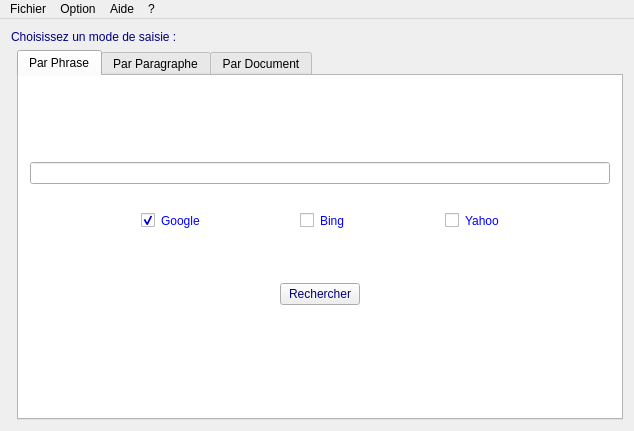
Lorette/Antiplagiat, file Prototypes/AntiPlagia/src/Antiplagia/Formulaires/ihm.ui: the form before one commit.
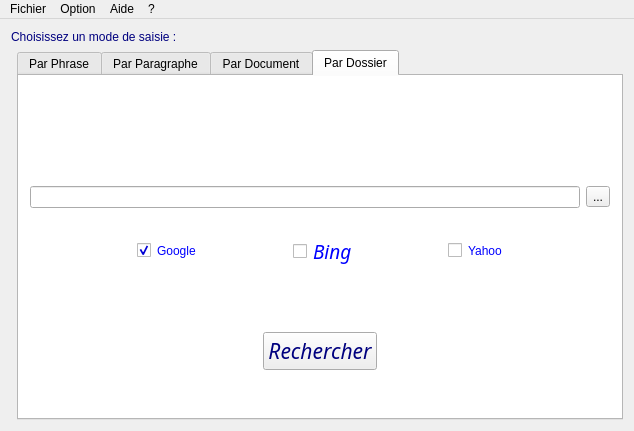
The form after the commit. The open tabs and pages were chosen to show the change. Icons and pictures are not drawn.

Commit message: Mise a jour ihm + fonctionnalité "Par dossier"

The edit to the form file:
```diff
--- a/Prototypes/AntiPlagia/src/Antiplagia/Formulaires/ihm.ui
+++ b/Prototypes/AntiPlagia/src/Antiplagia/Formulaires/ihm.ui
@@ -726,6 +726,251 @@
           </item>
          </layout>
         </widget>
+        <widget class="QWidget" name="tab_6">
+         <attribute name="title">
+          <string>Par Dossier</string>
+         </attribute>
+         <layout class="QGridLayout" name="gridLayout_5">
+          <item row="2" column="0" colspan="2">
+           <widget class="QLabel" name="label_8">
+            <property name="text">
+             <string/>
+            </property>
+            <property name="pixmap">
+             <pixmap resource="../Ressources/antiplagia.qrc">:/Images/p2.jpg</pixmap>
+            </property>
+            <property name="alignment">
+             <set>Qt::AlignCenter</set>
+            </property>
+           </widget>
+          </item>
+          <item row="4" column="1">
+           <widget class="QToolButton" name="toolButton_3">
+            <property name="styleSheet">
+             <string notr="true"/>
+            </property>
+            <property name="text">
+             <string>...</string>
+            </property>
+           </widget>
+          </item>
+          <item row="4" column="0">
+           <widget class="QLineEdit" name="lineEdit_5">
+            <property name="styleSheet">
+             <string notr="true"/>
+            </property>
+            <property name="readOnly">
+             <bool>true</bool>
+            </property>
+           </widget>
+          </item>
+          <item row="5" column="0" colspan="2">
+           <widget class="QGroupBox" name="groupBox_4">
+            <property name="styleSheet">
+             <string notr="true">border:none;
+font: italic 12pt &quot;Monotype Corsiva&quot;;
+color: rgb(0, 0, 255);</string>
+            </property>
+            <property name="title">
+             <string/>
+            </property>
+            <layout class="QVBoxLayout" name="verticalLayout_10">
+             <property name="topMargin">
+              <number>3</number>
+             </property>
+             <property name="bottomMargin">
+              <number>22</number>
+             </property>
+             <item>
+              <layout class="QHBoxLayout" name="horizontalLayout_6">
+               <property name="spacing">
+                <number>0</number>
+               </property>
+               <property name="leftMargin">
+                <number>0</number>
+               </property>
+               <item>
+                <spacer name="horizontalSpacer_25">
+                 <property name="orientation">
+                  <enum>Qt::Horizontal</enum>
+                 </property>
+                 <property name="sizeHint" stdset="0">
+                  <size>
+                   <width>40</width>
+                   <height>20</height>
+                  </size>
+                 </property>
+                </spacer>
+               </item>
+               <item>
+                <widget class="QCheckBox" name="checkBox_13">
+                 <property name="enabled">
+                  <bool>true</bool>
+                 </property>
+                 <property name="styleSheet">
+                  <string notr="true">color: rgb(0, 0, 255);
+font: italic 14pt &quot;Monotype Corsiva&quot;;</string>
+                 </property>
+                 <property name="text">
+                  <string>Google</string>
+                 </property>
+                 <property name="checked">
+                  <bool>true</bool>
+                 </property>
+                </widget>
+               </item>
+               <item>
+                <spacer name="horizontalSpacer_26">
+                 <property name="orientation">
+                  <enum>Qt::Horizontal</enum>
+                 </property>
+                 <property name="sizeHint" stdset="0">
+                  <size>
+                   <width>40</width>
+                   <height>20</height>
+                  </size>
+                 </property>
+                </spacer>
+               </item>
+               <item>
+                <widget class="QCheckBox" name="checkBox_14">
+                 <property name="enabled">
+                  <bool>true</bool>
+                 </property>
+                 <property name="font">
+                  <font>
+                   <family>Monotype Corsiva</family>
+                   <pointsize>14</pointsize>
+                   <weight>50</weight>
+                   <italic>true</italic>
+                   <bold>false</bold>
+                  </font>
+                 </property>
+                 <property name="styleSheet">
+                  <string notr="true">color: rgb(0, 0, 255);
+font: italic 14pt &quot;Monotype Corsiva&quot;;</string>
+                 </property>
+                 <property name="text">
+                  <string>Bing</string>
+                 </property>
+                </widget>
+               </item>
+               <item>
+                <spacer name="horizontalSpacer_27">
+                 <property name="orientation">
+                  <enum>Qt::Horizontal</enum>
+                 </property>
+                 <property name="sizeHint" stdset="0">
+                  <size>
+                   <width>40</width>
+                   <height>20</height>
+                  </size>
+                 </property>
+                </spacer>
+               </item>
+               <item>
+                <widget class="QCheckBox" name="checkBox_15">
+                 <property name="enabled">
+                  <bool>true</bool>
+                 </property>
+                 <property name="styleSheet">
+                  <string notr="true">font: italic 14pt &quot;Monotype Corsiva&quot;;
+color: rgb(0, 0, 255);</string>
+                 </property>
+                 <property name="text">
+                  <string>Yahoo</string>
+                 </property>
+                </widget>
+               </item>
+               <item>
+                <spacer name="horizontalSpacer_28">
+                 <property name="orientation">
+                  <enum>Qt::Horizontal</enum>
+                 </property>
+                 <property name="sizeHint" stdset="0">
+                  <size>
+                   <width>40</width>
+                   <height>20</height>
+                  </size>
+                 </property>
+                </spacer>
+               </item>
+              </layout>
+             </item>
+            </layout>
+           </widget>
+          </item>
+          <item row="6" column="0" colspan="2">
+           <widget class="QWidget" name="widget_5" native="true">
+            <property name="styleSheet">
+             <string notr="true">color: rgb(0, 0, 127);
+font: italic 14pt &quot;Monotype Corsiva&quot;;</string>
+            </property>
+            <layout class="QGridLayout" name="gridLayout_7">
+             <property name="topMargin">
+              <number>0</number>
+             </property>
+             <property name="bottomMargin">
+              <number>19</number>
+             </property>
+             <item row="0" column="1">
+              <widget class="QPushButton" name="pushButton_4">
+               <property name="font">
+                <font>
+                 <family>Monotype Corsiva</family>
+                 <pointsize>16</pointsize>
+                 <weight>50</weight>
+                 <italic>true</italic>
+                 <bold>false</bold>
+                </font>
+               </property>
+               <property name="cursor">
+                <cursorShape>PointingHandCursor</cursorShape>
+               </property>
+               <property name="styleSheet">
+                <string notr="true">font: italic 16pt &quot;Monotype Corsiva&quot;;
+color: rgb(0, 0, 127);</string>
+               </property>
+               <property name="text">
+                <string>Rechercher</string>
+               </property>
+               <property name="icon">
+                <iconset resource="../Ressources/antiplagia.qrc">
+                 <normaloff>:/Images/go-next.png</normaloff>:/Images/go-next.png</iconset>
+               </property>
+              </widget>
+             </item>
+             <item row="0" column="0">
+              <spacer name="horizontalSpacer_29">
+               <property name="orientation">
+                <enum>Qt::Horizontal</enum>
+               </property>
+               <property name="sizeHint" stdset="0">
+                <size>
+                 <width>40</width>
+                 <height>20</height>
+                </size>
+               </property>
+              </spacer>
+             </item>
+             <item row="0" column="2">
+              <spacer name="horizontalSpacer_30">
+               <property name="orientation">
+                <enum>Qt::Horizontal</enum>
+               </property>
+               <property name="sizeHint" stdset="0">
+                <size>
+                 <width>40</width>
+                 <height>20</height>
+                </size>
+               </property>
+              </spacer>
+             </item>
+            </layout>
+           </widget>
+          </item>
+         </layout>
+        </widget>
        </widget>
       </item>
      </layout>
```
The commit also changes 1 other file.
